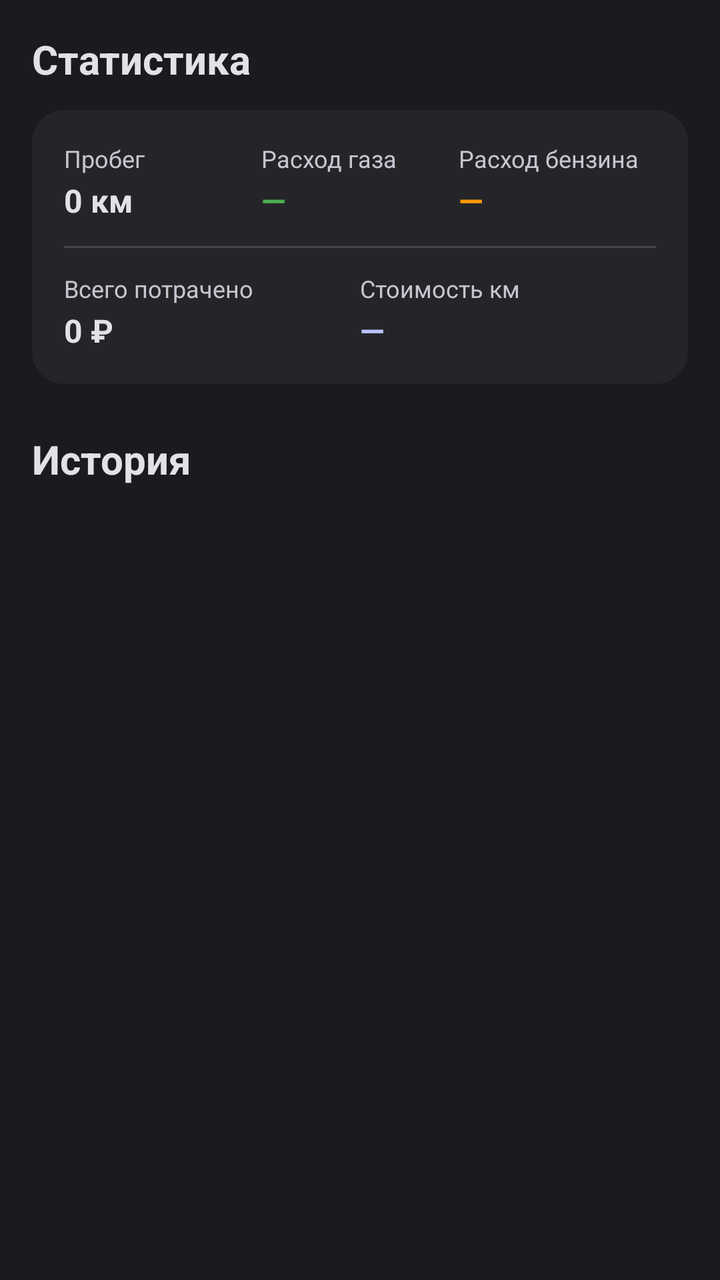
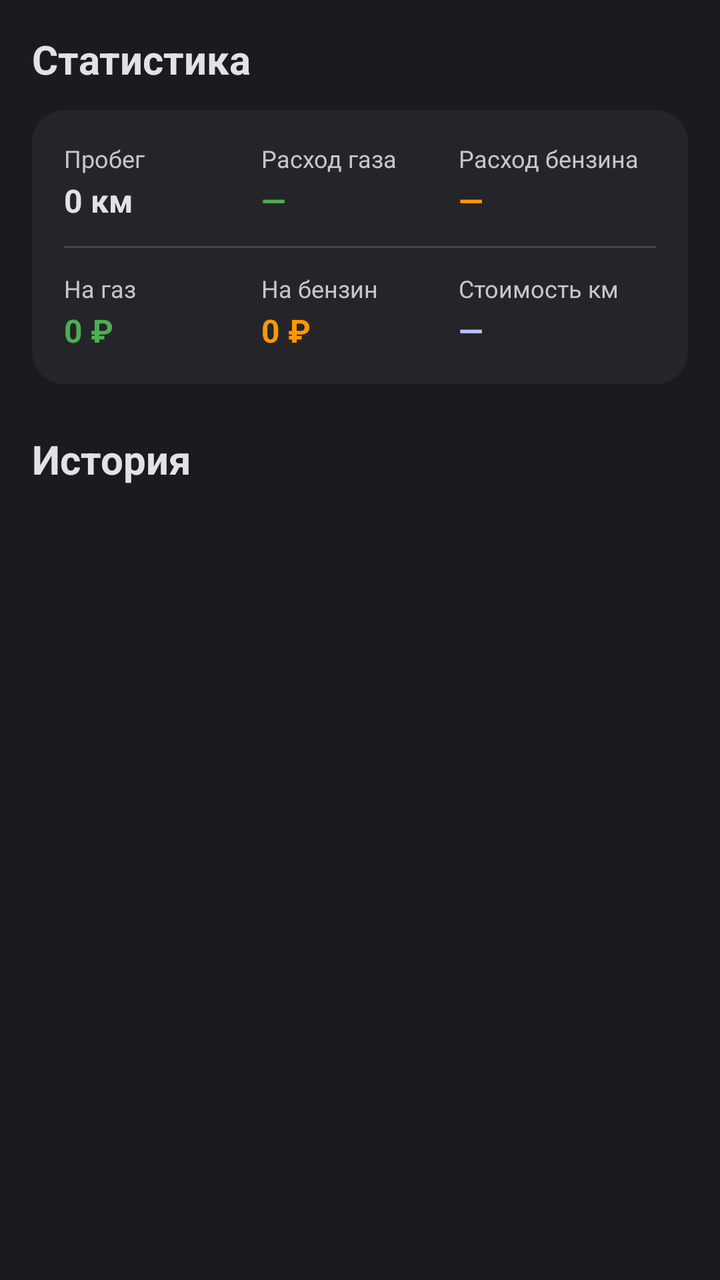

Compare the two renders of this Android layout. The source of the first and the diff that turns it into the second are given below.
<!-- AndroidManifest.xml: application theme Theme.FuelTracker -->
<!-- res/layout/fragment_main.xml -->
<?xml version="1.0" encoding="utf-8"?>
<LinearLayout
    xmlns:android="http://schemas.android.com/apk/res/android"
    xmlns:app="http://schemas.android.com/apk/res-auto"
    android:layout_width="match_parent"
    android:layout_height="match_parent"
    android:orientation="vertical"
    android:padding="16dp"
    android:background="@color/md_theme_background">

    <TextView
        android:layout_width="wrap_content"
        android:layout_height="wrap_content"
        android:text="Статистика"
        android:textSize="20sp"
        android:textStyle="bold"
        android:textColor="@color/md_theme_onSurface"
        android:layout_marginBottom="12dp" />

    <com.google.android.material.card.MaterialCardView
        android:layout_width="match_parent"
        android:layout_height="wrap_content"
        app:cardBackgroundColor="@color/surface_card"
        app:cardCornerRadius="16dp"
        app:strokeWidth="0dp">

        <LinearLayout
            android:layout_width="match_parent"
            android:layout_height="wrap_content"
            android:orientation="vertical"
            android:padding="16dp">

            <LinearLayout
                android:layout_width="match_parent"
                android:layout_height="wrap_content"
                android:orientation="horizontal">

                <LinearLayout
                    android:layout_width="0dp"
                    android:layout_height="wrap_content"
                    android:layout_weight="1"
                    android:orientation="vertical">

                    <TextView
                        android:layout_width="wrap_content"
                        android:layout_height="wrap_content"
                        android:text="@string/stat_mileage"
                        android:textSize="12sp"
                        android:textColor="@color/md_theme_onSurfaceVariant" />

                    <TextView
                        android:id="@+id/tv_stat_mileage"
                        android:layout_width="wrap_content"
                        android:layout_height="wrap_content"
                        android:text="0 км"
                        android:textSize="16sp"
                        android:textStyle="bold"
                        android:textColor="@color/md_theme_onSurface"
                        android:layout_marginTop="2dp" />
                </LinearLayout>

                <LinearLayout
                    android:layout_width="0dp"
                    android:layout_height="wrap_content"
                    android:layout_weight="1"
                    android:orientation="vertical">

                    <TextView
                        android:layout_width="wrap_content"
                        android:layout_height="wrap_content"
                        android:text="@string/stat_gas_consumption"
                        android:textSize="12sp"
                        android:textColor="@color/md_theme_onSurfaceVariant" />

                    <TextView
                        android:id="@+id/tv_stat_gas"
                        android:layout_width="wrap_content"
                        android:layout_height="wrap_content"
                        android:text="—"
                        android:textSize="16sp"
                        android:textStyle="bold"
                        android:textColor="@color/gas_green"
                        android:layout_marginTop="2dp" />
                </LinearLayout>

                <LinearLayout
                    android:layout_width="0dp"
                    android:layout_height="wrap_content"
                    android:layout_weight="1"
                    android:orientation="vertical">

                    <TextView
                        android:layout_width="wrap_content"
                        android:layout_height="wrap_content"
                        android:text="@string/stat_petrol_consumption"
                        android:textSize="12sp"
                        android:textColor="@color/md_theme_onSurfaceVariant" />

                    <TextView
                        android:id="@+id/tv_stat_petrol"
                        android:layout_width="wrap_content"
                        android:layout_height="wrap_content"
                        android:text="—"
                        android:textSize="16sp"
                        android:textStyle="bold"
                        android:textColor="@color/petrol_orange"
                        android:layout_marginTop="2dp" />
                </LinearLayout>
            </LinearLayout>

            <View
                android:layout_width="match_parent"
                android:layout_height="1dp"
                android:background="@color/md_theme_surfaceVariant"
                android:layout_marginVertical="12dp" />

            <LinearLayout
                android:layout_width="match_parent"
                android:layout_height="wrap_content"
                android:orientation="horizontal">

                <LinearLayout
                    android:layout_width="0dp"
                    android:layout_height="wrap_content"
                    android:layout_weight="1"
                    android:orientation="vertical">

                    <TextView
                        android:layout_width="wrap_content"
                        android:layout_height="wrap_content"
                        android:text="@string/stat_total_spent"
                        android:textSize="12sp"
                        android:textColor="@color/md_theme_onSurfaceVariant" />

                    <TextView
                        android:id="@+id/tv_stat_spent"
                        android:layout_width="wrap_content"
                        android:layout_height="wrap_content"
                        android:text="0 ₽"
                        android:textSize="16sp"
                        android:textStyle="bold"
                        android:textColor="@color/md_theme_onSurface"
                        android:layout_marginTop="2dp" />
                </LinearLayout>

                <LinearLayout
                    android:layout_width="0dp"
                    android:layout_height="wrap_content"
                    android:layout_weight="1"
                    android:orientation="vertical">

                    <TextView
                        android:layout_width="wrap_content"
                        android:layout_height="wrap_content"
                        android:text="@string/stat_cost_per_km"
                        android:textSize="12sp"
                        android:textColor="@color/md_theme_onSurfaceVariant" />

                    <TextView
                        android:id="@+id/tv_stat_cost_km"
                        android:layout_width="wrap_content"
                        android:layout_height="wrap_content"
                        android:text="—"
                        android:textSize="16sp"
                        android:textStyle="bold"
                        android:textColor="@color/md_theme_primary"
                        android:layout_marginTop="2dp" />
                </LinearLayout>
            </LinearLayout>
        </LinearLayout>
    </com.google.android.material.card.MaterialCardView>

    <TextView
        android:layout_width="wrap_content"
        android:layout_height="wrap_content"
        android:text="История"
        android:textSize="20sp"
        android:textStyle="bold"
        android:textColor="@color/md_theme_onSurface"
        android:layout_marginTop="24dp"
        android:layout_marginBottom="12dp" />

    <TextView
        android:id="@+id/tv_empty"
        android:layout_width="match_parent"
        android:layout_height="wrap_content"
        android:text="@string/empty_list"
        android:textSize="16sp"
        android:textColor="@color/md_theme_onSurfaceVariant"
        android:gravity="center"
        android:padding="32dp"
        android:visibility="gone" />

    <androidx.recyclerview.widget.RecyclerView
        android:id="@+id/recycler_view"
        android:layout_width="match_parent"
        android:layout_height="0dp"
        android:layout_weight="1"
        android:clipToPadding="false" />
</LinearLayout>
<!-- resources referenced by this layout -->
<resources>
  <color name="gas_green">#4CAF50</color>
  <color name="md_theme_background">#1B1B1F</color>
  <color name="md_theme_onSurface">#E4E1E6</color>
  <color name="md_theme_onSurfaceVariant">#C7C5D0</color>
  <color name="md_theme_primary">#BBC3FF</color>
  <color name="md_theme_surfaceVariant">#46464F</color>
  <color name="petrol_orange">#FF9800</color>
  <color name="surface_card">#252529</color>
  <string name="empty_list">Нет записей. Нажмите + чтобы добавить.</string>
  <string name="stat_cost_per_km">Стоимость км</string>
  <string name="stat_gas_consumption">Расход газа</string>
  <string name="stat_mileage">Пробег</string>
  <string name="stat_petrol_consumption">Расход бензина</string>
  <string name="stat_total_spent">Всего потрачено</string>
  <color name="md_theme_onPrimary">#212B61</color>
  <color name="md_theme_primaryContainer">#394279</color>
  <color name="md_theme_onPrimaryContainer">#DEE0FF</color>
  <color name="md_theme_secondary">#C4C5DD</color>
  <color name="md_theme_onSecondary">#2D2F42</color>
  <color name="md_theme_secondaryContainer">#43455A</color>
  <color name="md_theme_onSecondaryContainer">#E1E0F9</color>
  <color name="md_theme_tertiary">#E7B9D5</color>
  <color name="md_theme_onTertiary">#44263B</color>
  <color name="md_theme_tertiaryContainer">#5D3C52</color>
  <color name="md_theme_onTertiaryContainer">#FFD8EE</color>
  <color name="md_theme_error">#FFB4AB</color>
  <color name="md_theme_errorContainer">#93000A</color>
  <color name="md_theme_onError">#690005</color>
  <color name="md_theme_onErrorContainer">#FFDAD6</color>
  <color name="md_theme_onBackground">#E4E1E6</color>
  <color name="md_theme_surface">#1B1B1F</color>
  <color name="md_theme_outline">#91909A</color>
  <color name="md_theme_inverseOnSurface">#1B1B1F</color>
  <color name="md_theme_inverseSurface">#E4E1E6</color>
  <color name="md_theme_inversePrimary">#5C6BC0</color>
  <!-- unchanged entries left out for length: 1 -->
</resources>

<!-- the commit's change to res/layout/fragment_main.xml (unified diff, before → after) -->
@@ -128,18 +128,42 @@
                     <TextView
                         android:layout_width="wrap_content"
                         android:layout_height="wrap_content"
-                        android:text="@string/stat_total_spent"
-                        android:textSize="12sp"
-                        android:textColor="@color/md_theme_onSurfaceVariant" />
-
-                    <TextView
-                        android:id="@+id/tv_stat_spent"
+                        android:text="На газ"
+                        android:textSize="12sp"
+                        android:textColor="@color/md_theme_onSurfaceVariant" />
+
+                    <TextView
+                        android:id="@+id/tv_stat_gas_spent"
                         android:layout_width="wrap_content"
                         android:layout_height="wrap_content"
                         android:text="0 ₽"
                         android:textSize="16sp"
                         android:textStyle="bold"
-                        android:textColor="@color/md_theme_onSurface"
+                        android:textColor="@color/gas_green"
+                        android:layout_marginTop="2dp" />
+                </LinearLayout>
+
+                <LinearLayout
+                    android:layout_width="0dp"
+                    android:layout_height="wrap_content"
+                    android:layout_weight="1"
+                    android:orientation="vertical">
+
+                    <TextView
+                        android:layout_width="wrap_content"
+                        android:layout_height="wrap_content"
+                        android:text="На бензин"
+                        android:textSize="12sp"
+                        android:textColor="@color/md_theme_onSurfaceVariant" />
+
+                    <TextView
+                        android:id="@+id/tv_stat_petrol_spent"
+                        android:layout_width="wrap_content"
+                        android:layout_height="wrap_content"
+                        android:text="0 ₽"
+                        android:textSize="16sp"
+                        android:textStyle="bold"
+                        android:textColor="@color/petrol_orange"
                         android:layout_marginTop="2dp" />
                 </LinearLayout>
 
<!-- resource entries referenced after the edit -->
@@ -13,7 +13,6 @@
   <string name="stat_gas_consumption">Расход газа</string>
   <string name="stat_mileage">Пробег</string>
   <string name="stat_petrol_consumption">Расход бензина</string>
-  <string name="stat_total_spent">Всего потрачено</string>
   <color name="md_theme_onPrimary">#212B61</color>
   <color name="md_theme_primaryContainer">#394279</color>
   <color name="md_theme_onPrimaryContainer">#DEE0FF</color>
